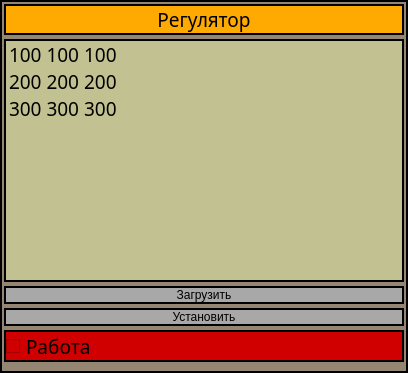
Qt form TraineeProjectSource/ui_files/pidwindow2.ui (orizonti/AstraTraineeProject) before a commit.
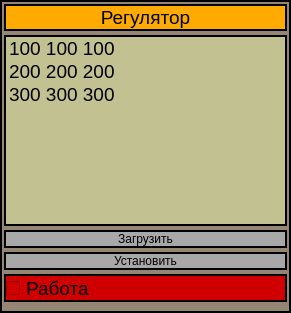
The same form after that commit.

```diff
--- a/TraineeProjectSource/ui_files/pidwindow2.ui
+++ b/TraineeProjectSource/ui_files/pidwindow2.ui
@@ -6,10 +6,16 @@
    <rect>
     <x>0</x>
     <y>0</y>
-    <width>408</width>
-    <height>373</height>
+    <width>291</width>
+    <height>313</height>
    </rect>
   </property>
+  <property name="minimumSize">
+   <size>
+    <width>280</width>
+    <height>300</height>
+   </size>
+  </property>
   <property name="windowTitle">
    <string>PIDWindow2</string>
   </property>
@@ -50,9 +56,7 @@
      </property>
      <property name="font">
       <font>
-       <family>Sans Serif</family>
        <pointsize>14</pointsize>
-       <weight>50</weight>
        <italic>false</italic>
        <bold>false</bold>
       </font>
@@ -143,9 +147,7 @@
      </property>
      <property name="font">
       <font>
-       <family>Sans Serif</family>
        <pointsize>14</pointsize>
-       <weight>50</weight>
        <italic>false</italic>
        <bold>false</bold>
       </font>
@@ -181,9 +183,7 @@
      </property>
      <property name="font">
       <font>
-       <family>Sans Serif</family>
        <pointsize>14</pointsize>
-       <weight>50</weight>
        <italic>false</italic>
        <bold>false</bold>
       </font>
```
